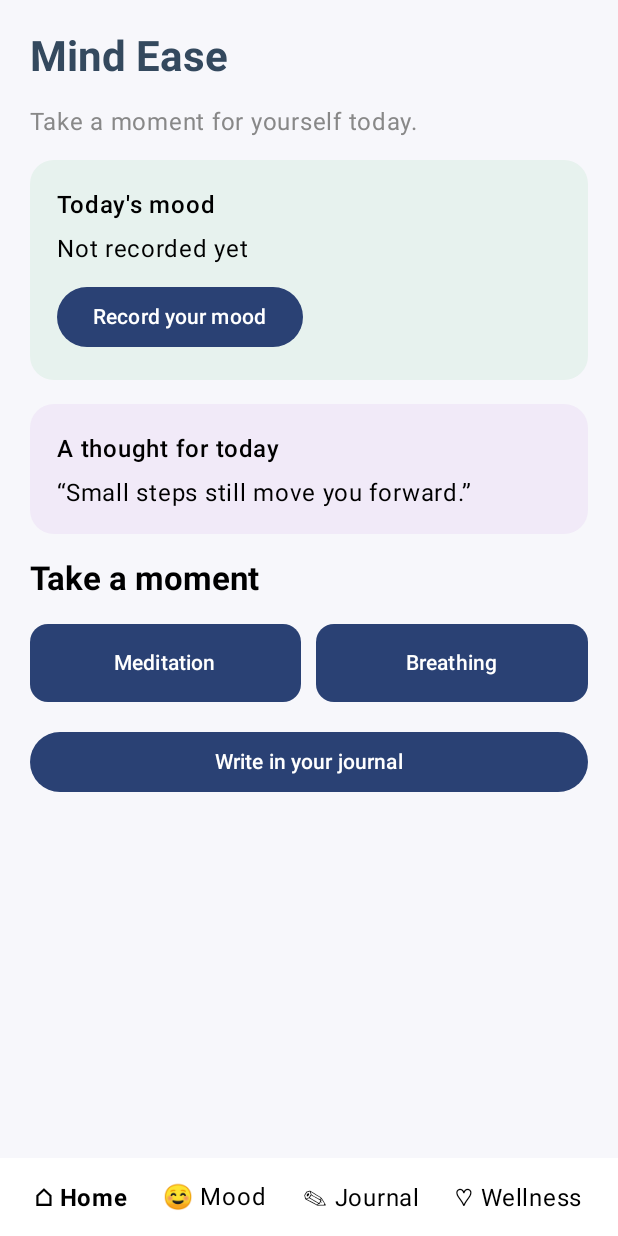
After one commit to srijareddy2323-prog/MentalHealthCompanion, an Android app built with Jetpack Compose: the UserHomeScreen screen opened through its navigation route, on a phone screen of 412 x 824 dp. The commit adds this screen. Run offline under Robolectric (Android 15) with nearby library versions, the phone set to English and light mode, and no system bars.

Commit message:
Developed Home screen design with required options

```diff
--- a/app/build.gradle.kts
+++ b/app/build.gradle.kts
@@ -3,7 +3,7 @@ import org.gradle.kotlin.dsl.implementation
 plugins {
     alias(libs.plugins.android.application)
     alias(libs.plugins.kotlin.compose)
-//    id("com.google.gms.google-services")
+    id("com.google.gms.google-services")
 
 }
 
--- a/app/src/main/java/srijareddy/s3612607/mentalhealthcompanion/MainActivity.kt
+++ b/app/src/main/java/srijareddy/s3612607/mentalhealthcompanion/MainActivity.kt
@@ -66,14 +66,16 @@ fun MyAppScreens() {
             HTStatusChecker(navController = navController)
         }
 
-
-
         composable(AppScreens.Login.route) {
             EnterAppScreen(navController = navController)
         }
 
         composable(AppScreens.Register.route) {
             AccountRegisterScreen(navController = navController)
+        }
+
+        composable(AppScreens.Home.route) {
+            UserHomeScreen()
         }
 
 
--- /dev/null
+++ b/app/src/main/java/srijareddy/s3612607/mentalhealthcompanion/UserHomeScreen.kt
@@ -0,0 +1,141 @@
+package srijareddy.s3612607.mentalhealthcompanion
+
+import androidx.compose.foundation.background
+import androidx.compose.foundation.layout.*
+import androidx.compose.foundation.shape.RoundedCornerShape
+import androidx.compose.material3.Button
+import androidx.compose.material3.Card
+import androidx.compose.material3.CardDefaults
+import androidx.compose.material3.MaterialTheme
+import androidx.compose.material3.Scaffold
+import androidx.compose.material3.Text
+import androidx.compose.runtime.Composable
+import androidx.compose.ui.Modifier
+import androidx.compose.ui.graphics.Color
+import androidx.compose.ui.text.font.FontWeight
+import androidx.compose.ui.tooling.preview.Preview
+import androidx.compose.ui.unit.dp
+
+@Composable
+fun UserHomeScreen() {
+    Scaffold(
+        containerColor = Color(0xFFF7F7FB),
+        bottomBar = {
+            Row(
+                modifier = Modifier
+                    .fillMaxWidth()
+                    .background(Color.White)
+                    .padding(vertical = 14.dp),
+                horizontalArrangement = Arrangement.SpaceEvenly
+            ) {
+                Text("⌂ Home", fontWeight = FontWeight.Bold)
+                Text("☺ Mood")
+                Text("✎ Journal")
+                Text("♡ Wellness")
+            }
+        }
+    ) { innerPadding ->
+        Column(
+            modifier = Modifier
+                .fillMaxSize()
+                .padding(innerPadding)
+                .padding(20.dp),
+            verticalArrangement = Arrangement.spacedBy(16.dp)
+        ) {
+            Text(
+                text = "Mind Ease",
+                style = MaterialTheme.typography.headlineMedium,
+                fontWeight = FontWeight.Bold,
+                color = Color(0xFF34495E)
+            )
+            Text(
+                text = "Take a moment for yourself today.",
+                style = MaterialTheme.typography.bodyLarge,
+                color = Color.Gray
+            )
+
+            Card(
+                modifier = Modifier.fillMaxWidth(),
+                shape = RoundedCornerShape(16.dp),
+                colors = CardDefaults.cardColors(containerColor = Color(0xFFE7F2EE))
+            ) {
+                Column(Modifier.padding(18.dp)) {
+                    Text("Today's mood", fontWeight = FontWeight.SemiBold)
+                    Spacer(Modifier.height(8.dp))
+                    Text("Not recorded yet", style = MaterialTheme.typography.bodyLarge)
+                    Spacer(Modifier.height(12.dp))
+                    Button(onClick = { /* Open mood tracking */ }) {
+                        Text("Record your mood")
+                    }
+                }
+            }
+
+            Card(
+                modifier = Modifier.fillMaxWidth(),
+                shape = RoundedCornerShape(16.dp),
+                colors = CardDefaults.cardColors(containerColor = Color(0xFFF1EAF8))
+            ) {
+                Column(Modifier.padding(18.dp)) {
+                    Text("A thought for today", fontWeight = FontWeight.SemiBold)
+                    Spacer(Modifier.height(8.dp))
+                    Text(
+                        text = "“Small steps still move you forward.”",
+                        style = MaterialTheme.typography.bodyLarge
+                    )
+                }
+            }
+
+            Text(
+                text = "Take a moment",
+                style = MaterialTheme.typography.titleLarge,
+                fontWeight = FontWeight.Bold
+            )
+
+            Row(
+                modifier = Modifier.fillMaxWidth(),
+                horizontalArrangement = Arrangement.spacedBy(10.dp)
+            ) {
+                WellnessButton(
+                    label = "Meditation",
+                    modifier = Modifier.weight(1f),
+                    onClick = { /* Open meditation */ }
+                )
+                WellnessButton(
+                    label = "Breathing",
+                    modifier = Modifier.weight(1f),
+                    onClick = { /* Open breathing exercise */ }
+                )
+            }
+
+            Button(
+                onClick = { /* Open journal */ },
+                modifier = Modifier.fillMaxWidth()
+            ) {
+                Text("Write in your journal")
+            }
+        }
+    }
+}
+
+@Composable
+private fun WellnessButton(
+    label: String,
+    modifier: Modifier = Modifier,
+    onClick: () -> Unit
+) {
+    Button(
+        onClick = onClick,
+        modifier = modifier.heightIn(min = 52.dp),
+        shape = RoundedCornerShape(12.dp)
+    ) {
+        Text(label)
+    }
+}
+
+@Preview(showBackground = true)
+@Composable
+private fun MindEaseHomeScreenPreview() {
+    MaterialTheme {
+        UserHomeScreen()
+    }
+}
--- a/build.gradle.kts
+++ b/build.gradle.kts
@@ -2,6 +2,6 @@
 plugins {
     alias(libs.plugins.android.application) apply false
     alias(libs.plugins.kotlin.compose) apply false
-//    id("com.google.gms.google-services") version "4.4.2" apply false
+    id("com.google.gms.google-services") version "4.4.2" apply false
 
 }
```
Also changed, not shown: app/src/main/java/srijareddy/s3612607/mentalhealthcompanion/AccountRegisterScreen.kt (+56 -1 lines), app/src/main/java/srijareddy/s3612607/mentalhealthcompanion/EnterAppScreen.kt (+25 -18 lines), 1 other file.
